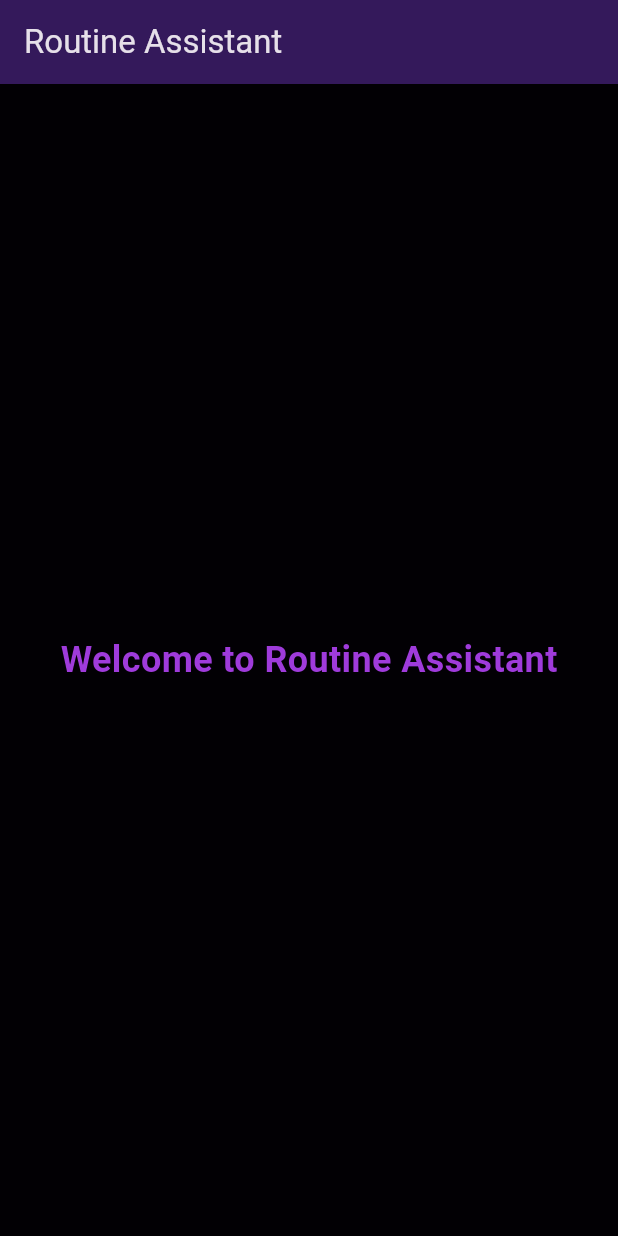
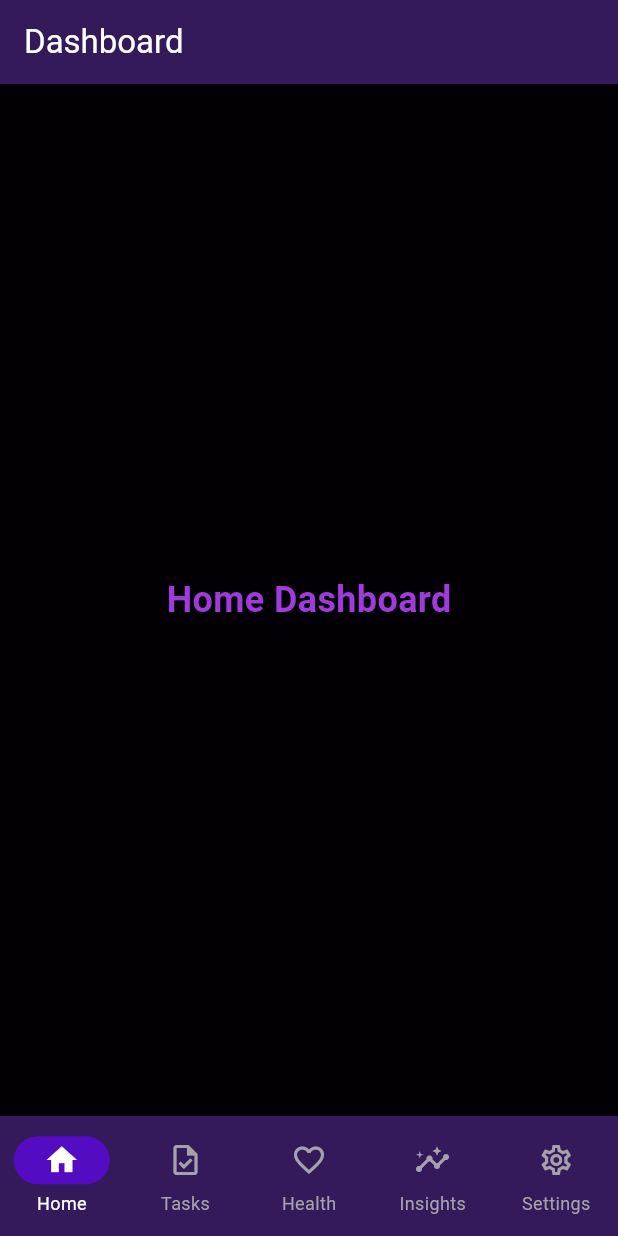
Before and after one commit to nikk-0712/routine, a Flutter app: the screen it shows after launch, on a phone screen of 412 x 824 dp. Run offline on Flutter 3.47's test engine with Material 3 defaults, Android fonts, the phone set to English and light mode, and no system bars; our stand-ins replace flutter_riverpod, go_router.

Commit message:
Add GoRouter navigation with bottom nav and 5 feature screens

```diff
--- /dev/null
+++ b/lib/core/router/app_router.dart
@@ -0,0 +1,129 @@
+import 'package:flutter/material.dart';
+import 'package:go_router/go_router.dart';
+
+import '../../features/home/home_screen.dart';
+import '../../features/tasks/tasks_screen.dart';
+import '../../features/health/health_screen.dart';
+import '../../features/insights/insights_screen.dart';
+import '../../features/settings/settings_screen.dart';
+
+/// App route paths
+class AppRoutes {
+  static const String home = '/';
+  static const String tasks = '/tasks';
+  static const String health = '/health';
+  static const String insights = '/insights';
+  static const String settings = '/settings';
+}
+
+/// Main app router configuration
+final GoRouter appRouter = GoRouter(
+  initialLocation: AppRoutes.home,
+  routes: [
+    // Shell route for bottom navigation
+    StatefulShellRoute.indexedStack(
+      builder: (context, state, navigationShell) {
+        return AppShell(navigationShell: navigationShell);
+      },
+      branches: [
+        // Home branch
+        StatefulShellBranch(
+          routes: [
+            GoRoute(
+              path: AppRoutes.home,
+              builder: (context, state) => const HomeScreen(),
+            ),
+          ],
+        ),
+        // Tasks branch
+        StatefulShellBranch(
+          routes: [
+            GoRoute(
+              path: AppRoutes.tasks,
+              builder: (context, state) => const TasksScreen(),
+            ),
+          ],
+        ),
+        // Health branch
+        StatefulShellBranch(
+          routes: [
+            GoRoute(
+              path: AppRoutes.health,
+              builder: (context, state) => const HealthScreen(),
+            ),
+          ],
+        ),
+        // Insights branch
+        StatefulShellBranch(
+          routes: [
+            GoRoute(
+              path: AppRoutes.insights,
+              builder: (context, state) => const InsightsScreen(),
+            ),
+          ],
+        ),
+        // Settings branch
+        StatefulShellBranch(
+          routes: [
+            GoRoute(
+              path: AppRoutes.settings,
+              builder: (context, state) => const SettingsScreen(),
+            ),
+          ],
+        ),
+      ],
+    ),
+  ],
+);
+
+/// App shell with bottom navigation
+class AppShell extends StatelessWidget {
+  final StatefulNavigationShell navigationShell;
+
+  const AppShell({super.key, required this.navigationShell});
+
+  @override
+  Widget build(BuildContext context) {
+    return Scaffold(
+      body: navigationShell,
+      bottomNavigationBar: NavigationBar(
+        selectedIndex: navigationShell.currentIndex,
+        onDestinationSelected: (index) {
+          navigationShell.goBranch(
+            index,
+            initialLocation: index == navigationShell.currentIndex,
+          );
+        },
+        backgroundColor: const Color(0xFF34195B),
+        indicatorColor: const Color(0xFF540CC3),
+        destinations: const [
+          NavigationDestination(
+            icon: Icon(Icons.home_outlined),
+            selectedIcon: Icon(Icons.home),
+            label: 'Home',
+          ),
+          NavigationDestination(
+            icon: Icon(Icons.task_outlined),
+            selectedIcon: Icon(Icons.task),
+            label: 'Tasks',
+          ),
+          NavigationDestination(
+            icon: Icon(Icons.favorite_outline),
+            selectedIcon: Icon(Icons.favorite),
+            label: 'Health',
+          ),
+          NavigationDestination(
+            icon: Icon(Icons.insights_outlined),
+            selectedIcon: Icon(Icons.insights),
+            label: 'Insights',
+          ),
+          NavigationDestination(
+            icon: Icon(Icons.settings_outlined),
+            selectedIcon: Icon(Icons.settings),
+            label: 'Settings',
+          ),
+        ],
+      ),
+    );
+  }
+}
--- /dev/null
+++ b/lib/features/home/home_screen.dart
@@ -0,0 +1,28 @@
+import 'package:flutter/material.dart';
+import 'package:flutter_riverpod/flutter_riverpod.dart';
+
+/// Home dashboard screen - main entry point of the app
+class HomeScreen extends ConsumerWidget {
+  const HomeScreen({super.key});
+
+  @override
+  Widget build(BuildContext context, WidgetRef ref) {
+    return Scaffold(
+      backgroundColor: const Color(0xFF020004),
+      appBar: AppBar(
+        title: const Text('Dashboard'),
+        backgroundColor: const Color(0xFF34195B),
+      ),
+      body: const Center(
+        child: Text(
+          'Home Dashboard',
+          style: TextStyle(
+            color: Color(0xFF9F3BDB),
+            fontSize: 24,
+            fontWeight: FontWeight.bold,
+          ),
+        ),
+      ),
+    );
+  }
+}
--- a/lib/main.dart
+++ b/lib/main.dart
@@ -1,5 +1,7 @@
 import 'package:flutter/material.dart';
 import 'package:flutter_riverpod/flutter_riverpod.dart';
+
+import 'core/router/app_router.dart';
 
 void main() {
   runApp(
@@ -14,7 +16,7 @@ class RoutineAssistantApp extends StatelessWidget {
 
   @override
   Widget build(BuildContext context) {
-    return MaterialApp(
+    return MaterialApp.router(
       title: 'Routine Assistant',
       debugShowCheckedModeBanner: false,
       theme: ThemeData(
@@ -23,33 +25,29 @@ class RoutineAssistantApp extends StatelessWidget {
           brightness: Brightness.dark,
         ),
         useMaterial3: true,
+        scaffoldBackgroundColor: const Color(0xFF020004),
+        appBarTheme: const AppBarTheme(
+          backgroundColor: Color(0xFF34195B),
+          foregroundColor: Colors.white,
+        ),
+        navigationBarTheme: NavigationBarThemeData(
+          backgroundColor: const Color(0xFF34195B),
+          indicatorColor: const Color(0xFF540CC3),
+          iconTheme: WidgetStateProperty.resolveWith((states) {
+            if (states.contains(WidgetState.selected)) {
+              return const IconThemeData(color: Colors.white);
+            }
+            return const IconThemeData(color: Color(0xFFA7A1AB));
+          }),
+          labelTextStyle: WidgetStateProperty.resolveWith((states) {
+            if (states.contains(WidgetState.selected)) {
+              return const TextStyle(color: Colors.white, fontSize: 12);
+            }
+            return const TextStyle(color: Color(0xFFA7A1AB), fontSize: 12);
+          }),
+        ),
       ),
-      home: const HomeScreen(),
+      routerConfig: appRouter,
     );
   }
 }
-
-class HomeScreen extends ConsumerWidget {
-  const HomeScreen({super.key});
-
-  @override
-  Widget build(BuildContext context, WidgetRef ref) {
-    return Scaffold(
-      backgroundColor: const Color(0xFF020004),
-      appBar: AppBar(
-        title: const Text('Routine Assistant'),
-        backgroundColor: const Color(0xFF34195B),
-      ),
-      body: const Center(
-        child: Text(
-          'Welcome to Routine Assistant',
-          style: TextStyle(
-            color: Color(0xFF9F3BDB),
-            fontSize: 24,
-            fontWeight: FontWeight.bold,
-          ),
-        ),
-      ),
-    );
-  }
-}
--- a/pubspec.yaml
+++ b/pubspec.yaml
@@ -38,6 +38,9 @@ dependencies:
   # State Management
   flutter_riverpod: ^2.6.1
   riverpod_annotation: ^2.6.1
+
+  # Navigation
+  go_router: ^14.6.2
 
 dev_dependencies:
   flutter_test:
```
Also changed, not shown: lib/features/health/health_screen.dart (added, +28 -0 lines), lib/features/insights/insights_screen.dart (added, +28 -0 lines), lib/features/settings/settings_screen.dart (added, +28 -0 lines), lib/features/tasks/tasks_screen.dart (added, +28 -0 lines), pubspec.lock, 1 other file.
